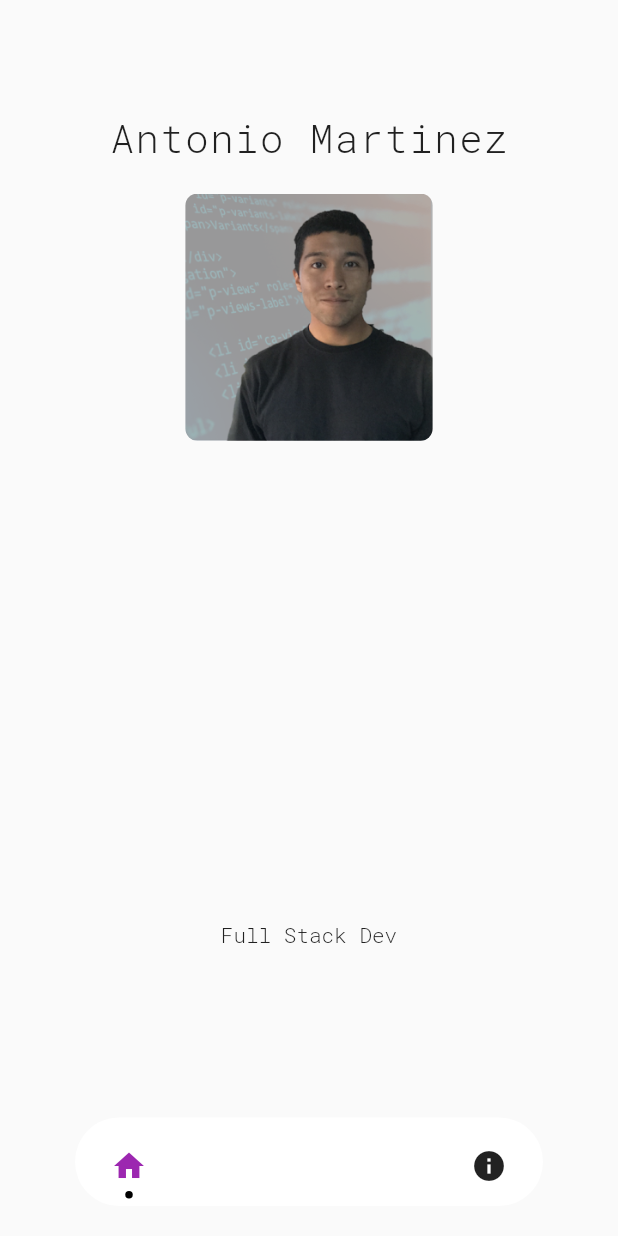
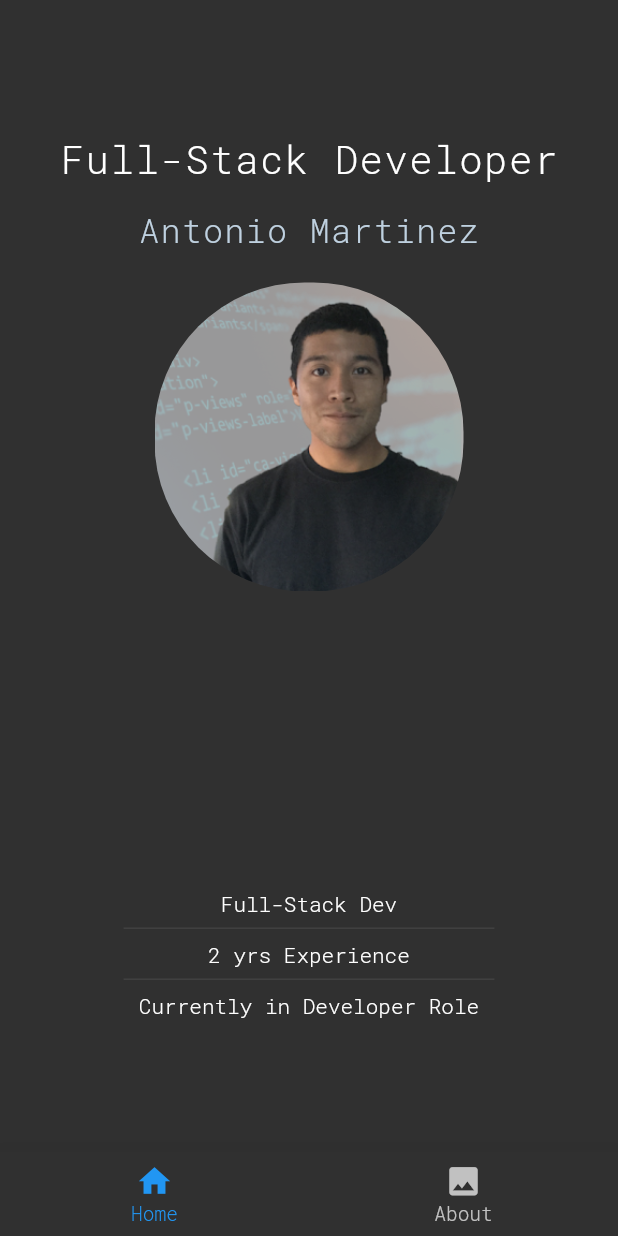
Before and after one commit to op3n-signal/resume, a Flutter app: the screen it shows after launch, on a phone screen of 412 x 824 dp. Run offline on Flutter 3.47's test engine with Material 2 defaults, Android fonts, the phone set to English and light mode, and no system bars; drawn by our look-alikes of dot_navigation_bar; our stand-ins replace get; missing offline and left inert: flutter_animator; Roboto replaces fonts that are missing (Trajan Pro).

Commit message:
alter ui

```diff
--- a/lib/main.dart
+++ b/lib/main.dart
@@ -1,16 +1,10 @@
 import 'package:flutter/material.dart';
 import 'package:get/get.dart';
-import 'package:get_storage/get_storage.dart';
 import 'package:portfolio/controllers/auth_controller.dart';
 import 'package:portfolio/controllers/settings_controller.dart';
-import 'package:portfolio/routes.dart';
-import 'package:portfolio/screens/about_screen.dart';
-import 'package:portfolio/screens/home_screen.dart';
-import 'package:portfolio/widget/navigation.dart';
+import 'package:portfolio/screens/nav_control.dart';
 
 void main() async {
-  await GetStorage.init();
-
   runApp(MyApp());
 }
 
@@ -20,15 +14,14 @@ class MyApp extends StatelessWidget {
   Widget build(BuildContext context) => GetBuilder<SettingsController>(
         id: 'settings',
         init: SettingsController(),
-        initState: (_) {
-          Get
-            ..put(AuthController(), permanent: true);
-        },
         builder: (controller) => GetMaterialApp(
+          onInit: () {
+            Get.put(AuthController());
+          },
+          theme: ThemeData.dark(),
           debugShowCheckedModeBanner: false,
           title: 'Portfolio',
-          home: const HomeScreen(),
-          getPages: Routes.getPages(),
+          home: const NavControl()
         ),
       );
 }
--- a/lib/screens/about_screen.dart
+++ b/lib/screens/about_screen.dart
@@ -1,17 +1,11 @@
 import 'package:flutter/material.dart';
-import 'package:flutter/src/foundation/key.dart';
-import 'package:flutter/src/widgets/framework.dart';
-import 'package:flutter/src/widgets/placeholder.dart';
-import 'package:portfolio/widget/navigation.dart';
 
 class AboutScreen extends StatelessWidget {
   const AboutScreen({Key? key}) : super(key: key);
 
   @override
   Widget build(BuildContext context) {
-    return Scaffold(
-      body: Center(child: Text('About')),
-      bottomNavigationBar: getNavigation(),
+    return Center(child: Text('About'),
       );
   }
 }
--- a/lib/screens/home_screen.dart
+++ b/lib/screens/home_screen.dart
@@ -1,34 +1,42 @@
 import 'package:flutter/material.dart';
 import 'package:flutter_animator/flutter_animator.dart';
-import 'package:portfolio/screens/style_data.dart';
-import 'package:portfolio/widget/navigation.dart';
 
 class HomeScreen extends StatelessWidget {
   const HomeScreen({Key? key}) : super(key: key);
 
   @override
   Widget build(BuildContext context) {
-    return Scaffold(
-      body: Column(
-        mainAxisAlignment: MainAxisAlignment.spaceAround,
+    return Column(
+        mainAxisAlignment: MainAxisAlignment.spaceEvenly,
         children: [
           Column(
             children: [
+              Center(
+                child: Text('Full-Stack Developer',
+                  style: TextStyle(
+                    fontFamily: 'Trajan Pro',
+                    letterSpacing: 1,
+                    fontSize: 26
+                    )
+                ),
+              ),
+              Divider(color: Colors.transparent),
               Center(
                 child: Text('Antonio Martinez',
                   style: TextStyle(
                     fontFamily: 'Trajan Pro',
                     letterSpacing: 1,
-                    fontSize: Styles.Heading
+                    fontSize: 22,
+                    color: Color.fromARGB(255, 191, 209, 224)
                     )
                 ),
               ),
               SizedBox(height: 20,),
               Container(
-                width: MediaQuery.of(context).size.width * 0.4,
+                width: MediaQuery.of(context).size.width * 0.5,
                 child: RubberBand(
                   child: ClipRRect(
-                    borderRadius: BorderRadius.circular(8.0),
+                    borderRadius: BorderRadius.circular(100.0),
                     child: Image.asset('assets/images/unname.jpg'),
                   )
                 ),
@@ -38,17 +46,19 @@ class HomeScreen extends StatelessWidget {
           SizedBox(height: 20,),
           Container(
             alignment: Alignment.center,
-            width: MediaQuery.of(context).size.width * 0.4,
+            width: MediaQuery.of(context).size.width * 0.6,
             child: ListView(
               shrinkWrap: true,
               children: [
-                Center(child: Text('Full Stack Dev')),
-                Center(child: Text('')),
+                Center(child: Text('Full-Stack Dev')),
+                Divider(),
+                Center(child: Text('2 yrs Experience')),
+                Divider(),
+                Center(child: Text('Currently in Developer Role')),
               ],
             ),
           )
-        ]),
-      bottomNavigationBar: getNavigation(),
+        ],
       );
   }
 
--- /dev/null
+++ b/lib/screens/nav_control.dart
@@ -0,0 +1,39 @@
+import 'package:flutter/material.dart';
+import 'package:portfolio/screens/about_screen.dart';
+import 'package:portfolio/screens/home_screen.dart';
+import 'package:portfolio/widget/bottom_app_bar.dart';
+
+class NavControl extends StatefulWidget {
+  const NavControl({Key? key}) : super(key: key);
+
+  @override
+  _NavControlState createState() => _NavControlState();
+}
+
+class _NavControlState extends State<NavControl> {
+
+  //home page is default since first in list
+  final List<Widget> _pages = [
+    HomeScreen(key: PageStorageKey('Page1')),
+    AboutScreen(key: PageStorageKey('Page2'))
+  ];
+  final PageStorageBucket _bucket = PageStorageBucket();
+  int _selectedIndex = 0;
+
+  Widget _bottomNavigationBar(BuildContext context, int selectedIndex) => bottomAppBar(selectedIndex, setIndex, context);
+
+  void setIndex(int index) {
+    setState(() => _selectedIndex = index);
+  }
+
+  @override
+  Widget build(BuildContext context) {
+    return Scaffold(
+      bottomNavigationBar: _bottomNavigationBar(context, _selectedIndex),
+      body: PageStorage(
+        child: SafeArea(child: _pages[this._selectedIndex]),
+        bucket: _bucket,
+      ),
+    );
+  }
+}
--- a/lib/screens/style_data.dart
+++ /dev/null
@@ -1,3 +0,0 @@
-class Styles {
-  static const double Heading = 26;
-}
--- /dev/null
+++ b/lib/widget/bottom_app_bar.dart
@@ -0,0 +1,27 @@
+import 'package:flutter/material.dart';
+
+Widget bottomAppBar(int selectedIndex, Function setIndex, BuildContext context) {
+  return BottomNavigationBar(
+        elevation: 20,
+        iconSize: 25,
+        selectedFontSize: 13,
+        unselectedFontSize: 13,
+        selectedItemColor: Colors.blue,
+        onTap: (int index) => {
+          if(index != selectedIndex) {
+              setIndex(index)
+          }
+        },
+        currentIndex: selectedIndex,
+        items: <BottomNavigationBarItem>[
+          BottomNavigationBarItem(
+            icon: const Icon(Icons.home),
+            label: 'Home'
+          ),
+          BottomNavigationBarItem(
+            icon: const Icon(Icons.image),
+            label: 'About'
+          ),
+        ],
+      );
+}
--- a/lib/widget/navigation.dart
+++ b/lib/widget/navigation.dart
@@ -1,7 +1,6 @@
 import 'package:dot_navigation_bar/dot_navigation_bar.dart';
 import 'package:flutter/material.dart';
 import 'package:get/get.dart';
-import 'package:portfolio/controllers/settings_controller.dart';
 import 'package:portfolio/routes.dart';
 
 void _getPage(int index) {
```
